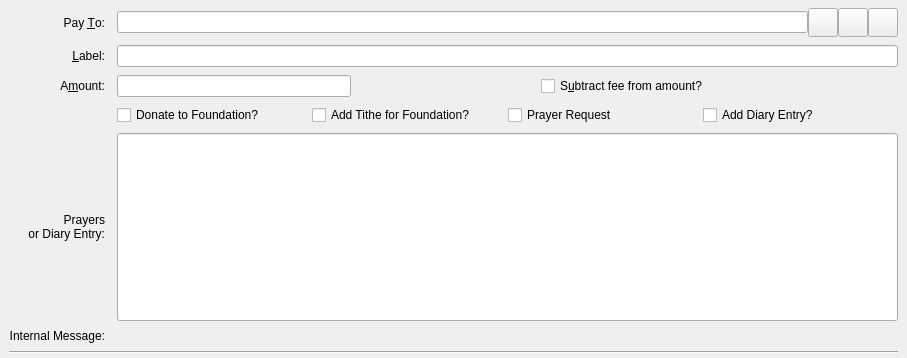
The window that src/qt/forms/sendcoinsentry.ui (criptolot/biblepay) describes before a commit, drawn with Qt 5.
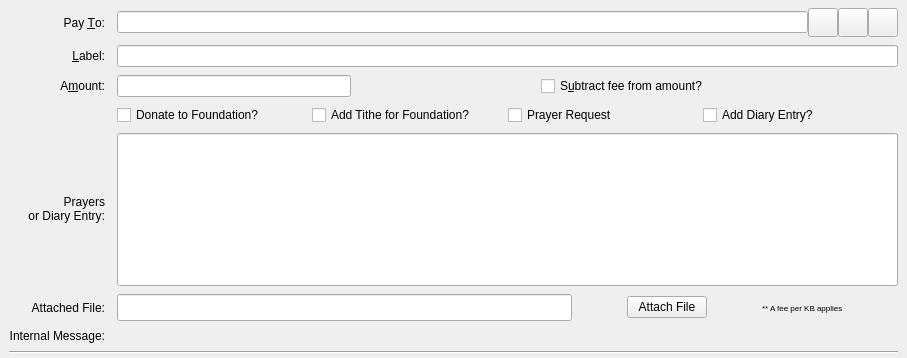
The same window after the commit. Custom widgets are drawn as their Qt base class.

Diff of the .ui file:
```diff
--- a/src/qt/forms/sendcoinsentry.ui
+++ b/src/qt/forms/sendcoinsentry.ui
@@ -246,6 +246,112 @@
      </layout>
     </item>
     <item row="6" column="0">
+     <widget class="QLabel" name="lblatt">
+      <property name="text">
+       <string>Attached File:</string>
+      </property>
+      <property name="alignment">
+       <set>Qt::AlignRight|Qt::AlignTrailing|Qt::AlignVCenter</set>
+      </property>
+      <property name="tooltip" stdset="0">
+       <cstring>Attach a file to this message</cstring>
+      </property>
+     </widget>
+    </item>
+    <item row="6" column="1">
+     <layout class="QHBoxLayout" name="horizontalLayout_71">
+      <property name="spacing">
+       <number>0</number>
+      </property>
+      <item>
+       <widget class="QValidatedLineEdit" name="txtFile">
+        <property name="enabled">
+         <bool>true</bool>
+        </property>
+        <property name="minimumSize">
+         <size>
+          <width>455</width>
+          <height>27</height>
+         </size>
+        </property>
+        <property name="maximumSize">
+         <size>
+          <width>600</width>
+          <height>16777215</height>
+         </size>
+        </property>
+        <property name="toolTip">
+         <string>Attached File</string>
+        </property>
+        <property name="maxLength">
+         <number>1000</number>
+        </property>
+        <property name="readOnly">
+         <bool>true</bool>
+        </property>
+       </widget>
+      </item>
+      <item>
+       <spacer name="horizontalSpacer">
+        <property name="orientation">
+         <enum>Qt::Horizontal</enum>
+        </property>
+        <property name="sizeHint" stdset="0">
+         <size>
+          <width>5</width>
+          <height>12</height>
+         </size>
+        </property>
+       </spacer>
+      </item>
+      <item>
+       <widget class="QPushButton" name="btnAttach">
+        <property name="text">
+         <string>Attach File</string>
+        </property>
+       </widget>
+      </item>
+      <item>
+       <spacer name="horizontalSpacer_3">
+        <property name="orientation">
+         <enum>Qt::Horizontal</enum>
+        </property>
+        <property name="sizeHint" stdset="0">
+         <size>
+          <width>40</width>
+          <height>20</height>
+         </size>
+        </property>
+       </spacer>
+      </item>
+      <item>
+       <widget class="QLabel" name="lblIPFSFee">
+        <property name="font">
+         <font>
+          <pointsize>6</pointsize>
+         </font>
+        </property>
+        <property name="text">
+         <string>** A fee per KB applies</string>
+        </property>
+       </widget>
+      </item>
+      <item>
+       <spacer name="horizontalSpacer_2">
+        <property name="orientation">
+         <enum>Qt::Horizontal</enum>
+        </property>
+        <property name="sizeHint" stdset="0">
+         <size>
+          <width>6</width>
+          <height>20</height>
+         </size>
+        </property>
+       </spacer>
+      </item>
+     </layout>
+    </item>
+    <item row="61" column="0">
      <widget class="QLabel" name="messageLabel">
       <property name="text">
        <string>Internal Message:</string>
@@ -255,7 +361,7 @@
       </property>
      </widget>
     </item>
-    <item row="6" column="1">
+    <item row="61" column="1">
      <widget class="QLabel" name="messageTextLabel">
       <property name="toolTip">
        <string>A message that was attached to the payment: URI which will be stored with the transaction for your reference. Note: This message will not be sent over the network.</string>
@@ -265,7 +371,7 @@
       </property>
      </widget>
     </item>
-    <item row="7" column="0" colspan="2">
+    <item row="71" column="0" colspan="2">
      <widget class="Line" name="line">
       <property name="orientation">
        <enum>Qt::Horizontal</enum>
```
